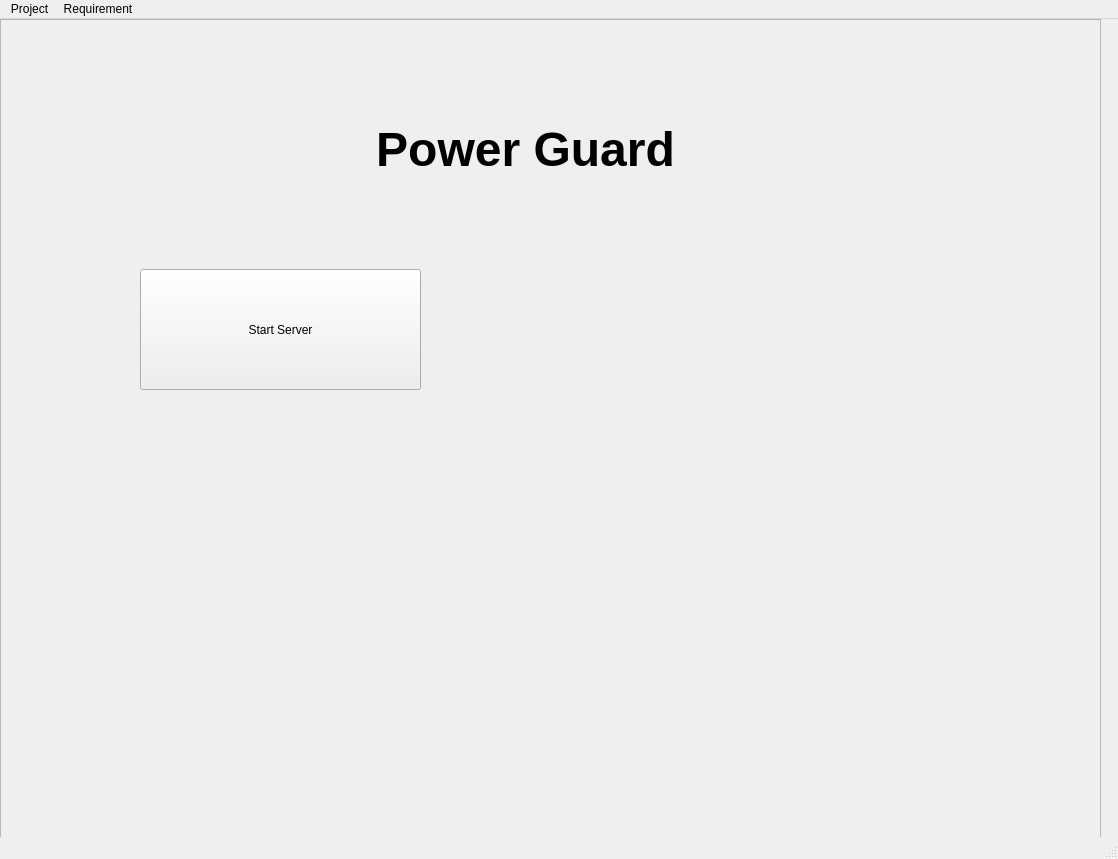
Before: the Qt Designer form src/powerguard/gui/powerGUard.ui in fahara02/powerGuard, drawn with Qt 5.
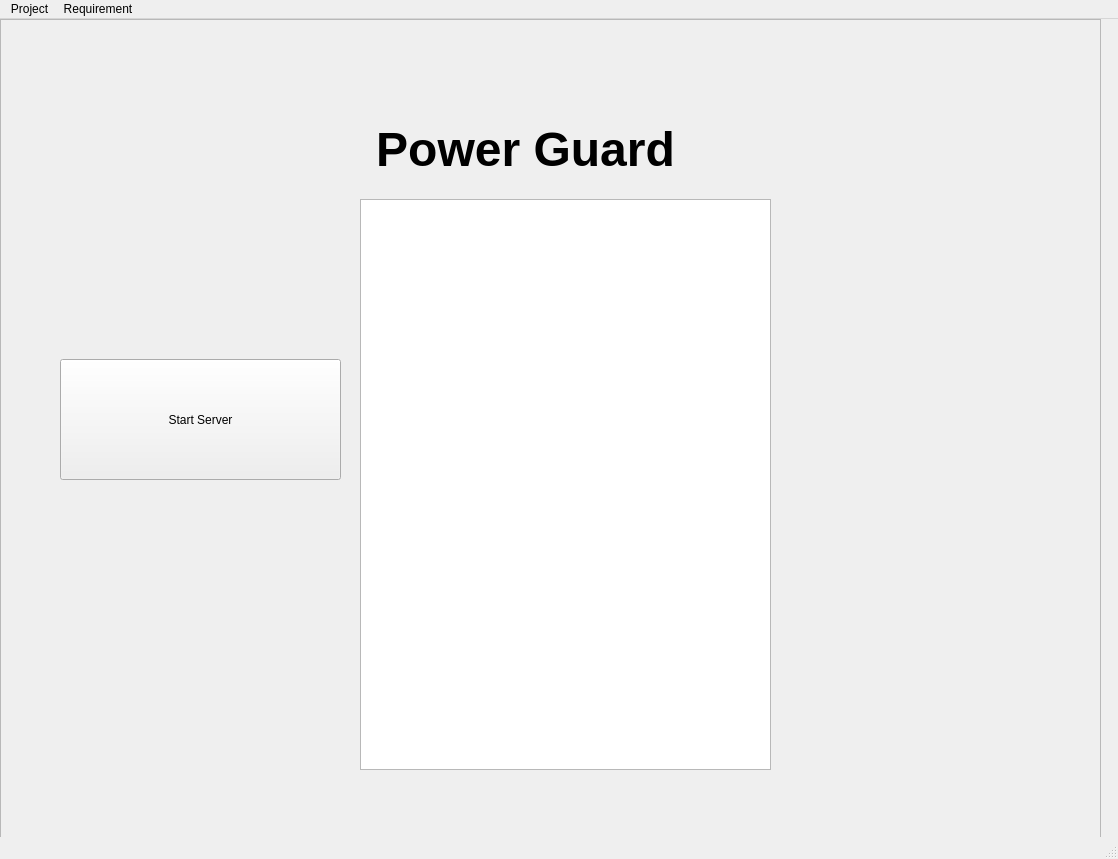
After: the same form once the commit is applied.

Patch:
```diff
--- a/src/powerguard/gui/powerGUard.ui
+++ b/src/powerguard/gui/powerGUard.ui
@@ -54,8 +54,8 @@
     <widget class="QPushButton" name="btnServer">
      <property name="geometry">
       <rect>
-       <x>140</x>
-       <y>250</y>
+       <x>60</x>
+       <y>340</y>
        <width>281</width>
        <height>121</height>
       </rect>
@@ -64,6 +64,16 @@
       <string>Start Server</string>
      </property>
     </widget>
+    <widget class="QTextEdit" name="sysLog">
+     <property name="geometry">
+      <rect>
+       <x>360</x>
+       <y>180</y>
+       <width>411</width>
+       <height>571</height>
+      </rect>
+     </property>
+    </widget>
    </widget>
   </widget>
   <widget class="QMenuBar" name="menubar">
```
